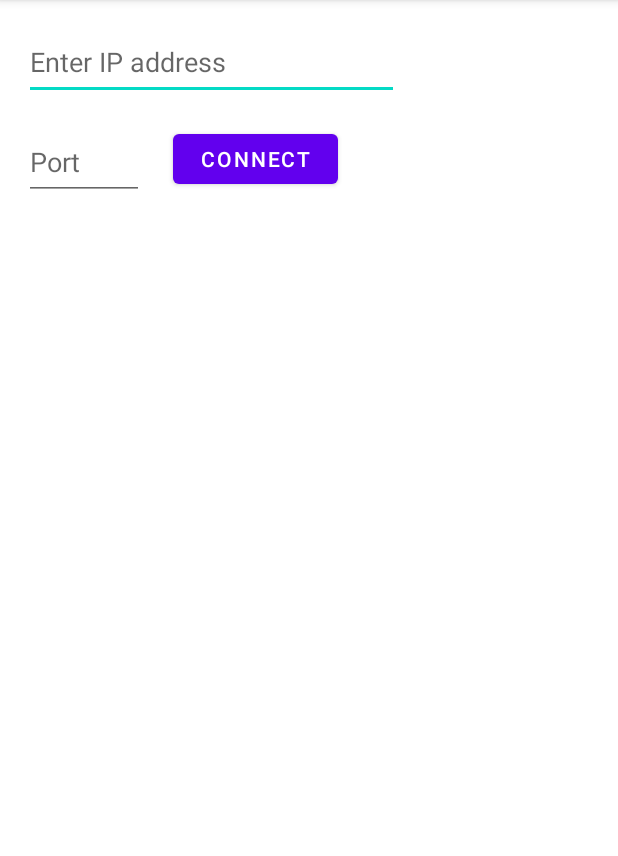
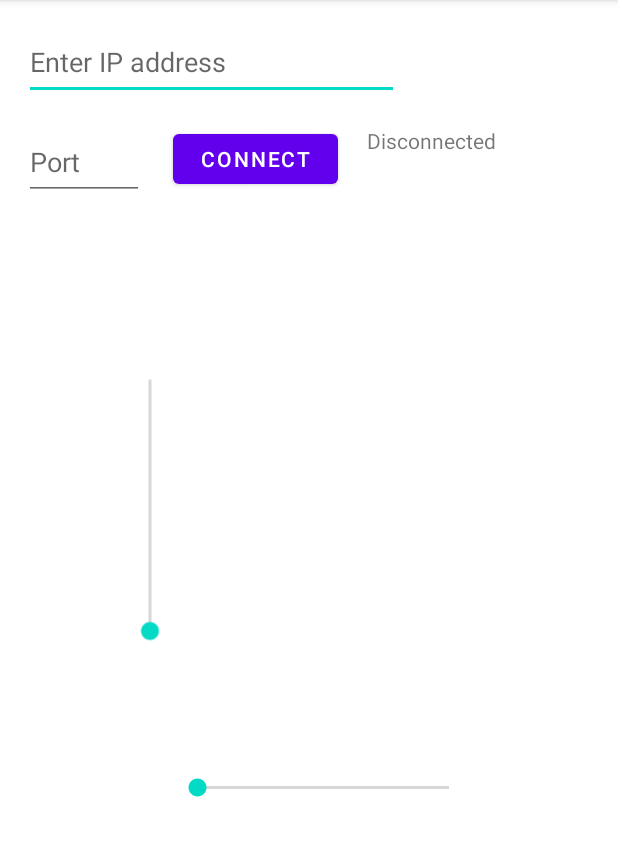
Before and after one commit to yahavz100/FlightGear-Android-App, an Android app: the screen it shows after launch (MainActivity), after a tap on "CONNECT", on a phone screen of 412 x 824 dp, the part 84-940 px from its top. Run offline under Robolectric (Android 15) with nearby library versions, the phone set to English and light mode, and no system bars; 1 statement that could not run was skipped.

Commit message:
Added seekbars for rudder and throttle, need to find solution for connectionstatus. Next joystick.

```diff
--- a/app/build.gradle
+++ b/app/build.gradle
@@ -36,7 +36,7 @@ dependencies {
     implementation 'androidx.appcompat:appcompat:1.3.0'
     implementation 'com.google.android.material:material:1.3.0'
     implementation 'androidx.constraintlayout:constraintlayout:2.0.4'
-    testImplementation 'junit:junit:4.+'
+    testImplementation 'junit:junit:4.13.2'
     androidTestImplementation 'androidx.test.ext:junit:1.1.2'
     androidTestImplementation 'androidx.test.espresso:espresso-core:3.3.0'
 }
--- a/app/src/main/java/com/example/javaflightgearandroidapp/MainActivity.java
+++ b/app/src/main/java/com/example/javaflightgearandroidapp/MainActivity.java
@@ -2,30 +2,88 @@ package com.example.javaflightgearandroidapp;
 
 import androidx.appcompat.app.AppCompatActivity;
 
-import android.content.Intent;
 import android.os.Bundle;
+import android.os.Handler;
 import android.view.View;
 import android.widget.EditText;
+import android.widget.SeekBar;
 import android.widget.TextView;
 
 import com.example.javaflightgearandroidapp.Model.ActiveClientModel;
 import com.example.javaflightgearandroidapp.Model.Client;
 import com.example.javaflightgearandroidapp.Model.IClient;
-import com.example.javaflightgearandroidapp.ViewModel.ConnectionViewModel;
+import com.example.javaflightgearandroidapp.ViewModel.ClientViewModel;
+
+import java.util.Timer;
+import java.util.TimerTask;
 
 public class MainActivity extends AppCompatActivity {
+    private IClient cm = new Client();
+    private ActiveClientModel acm = new ActiveClientModel(cm);
+    private ClientViewModel cvm = new ClientViewModel(acm);
 
     @Override
     protected void onCreate(Bundle savedInstanceState) {
         super.onCreate(savedInstanceState);
         setContentView(R.layout.activity_main);
+
+        //Create connection status TextView
+        TextView connectionStatusTV = (TextView) findViewById(R.id.connectionStatusTextView);
+        connectionStatusTV.setText(cm.getConnectionStatus());
+
+        int period = 1000;  //todo invoke disconnect or add status button?
+        new Timer().scheduleAtFixedRate(new TimerTask() {
+            @Override
+            public void run() {
+                connectionStatusTV.setText(cm.getConnectionStatus());//todo maybe run connect?
+            }
+        }, 0, period);
+
+        //Create throttle SeekBar
+        SeekBar throttleSeekBar = (SeekBar) findViewById(R.id.throttleSeekBar);
+        throttleSeekBar.setOnSeekBarChangeListener(new SeekBar.OnSeekBarChangeListener() {
+            @Override
+            public void onProgressChanged(SeekBar seekBar, int i, boolean b) {
+                String command = "Throttle";
+                float progress = (float) i / 100;
+                cvm.send(command, progress);
+            }
+
+            @Override
+            public void onStartTrackingTouch(SeekBar seekBar) {
+
+            }
+
+            @Override
+            public void onStopTrackingTouch(SeekBar seekBar) {
+
+            }
+        });
+
+        //Create rudder SeekBar
+        SeekBar rudderSeekBar = (SeekBar) findViewById(R.id.rudderSeekBar);
+        rudderSeekBar.setOnSeekBarChangeListener(new SeekBar.OnSeekBarChangeListener() {
+            @Override
+            public void onProgressChanged(SeekBar seekBar, int i, boolean b) {
+                String command = "Rudder";
+                float progress = (float) (i - 50) / 100;
+                cvm.send(command, progress);
+            }
+
+            @Override
+            public void onStartTrackingTouch(SeekBar seekBar) {
+
+            }
+
+            @Override
+            public void onStopTrackingTouch(SeekBar seekBar) {
+
+            }
+        });
     }
 
+    //Function connect to FlightGear server when button connect is clicked
     public void connectToServer(View view) {
-        IClient cm = new Client();
-        ActiveClientModel acm = new ActiveClientModel(cm);
-        ConnectionViewModel cvm = new ConnectionViewModel(acm);
-
         EditText ipEditText = (EditText) findViewById(R.id.IPAddress);
         String ipVal = ipEditText.getText().toString().trim();
 
@@ -35,4 +93,5 @@ public class MainActivity extends AppCompatActivity {
 
         cvm.connect(ipVal, intPortVal);
     }
+
 }
--- a/app/src/main/java/com/example/javaflightgearandroidapp/Model/ActiveClientModel.java
+++ b/app/src/main/java/com/example/javaflightgearandroidapp/Model/ActiveClientModel.java
@@ -43,7 +43,7 @@ public class ActiveClientModel {
         } catch(Exception e) { }
     }
 
-    public void write(String command, int value) {
+    public void write(String command, float value) {
         try {
             dispatchQueue.put(new Runnable() {
                 @Override
--- a/app/src/main/java/com/example/javaflightgearandroidapp/Model/Client.java
+++ b/app/src/main/java/com/example/javaflightgearandroidapp/Model/Client.java
@@ -16,10 +16,10 @@ public class Client implements IClient{
         connectionStatus = "Disconnected";
         accessServer = new Socket();
         axes = new HashMap<>();
-        axes.put("Aileron", "set/controls/flight/aileron");
-        axes.put("Elevator","set/controls/flight/elevator");
-        axes.put("Rudder", "set/controls/flight/rudder");
-        axes.put("Throttle", "set/controls/flight/current-engine/throttle");
+        axes.put("Aileron", "set /controls/flight/aileron ");
+        axes.put("Elevator","set /controls/flight/elevator ");
+        axes.put("Rudder", "set /controls/flight/rudder ");
+        axes.put("Throttle", "set /controls/engines/current-engine/throttle ");
     }
 
     /*Function attempt to connect to server according to given IPAddress and Port, in a case
@@ -28,7 +28,7 @@ public class Client implements IClient{
     @Override
     public void connect(String IPAddress, int port) {
         //Check if already connected to a server
-        if(connectionStatus.equals("Connected")) {
+        if(getConnectionStatus().equals("Connected")) {
             disconnect();
         }
         //Attempt to connect to server via socket, defined timeout of 10 seconds
@@ -39,6 +39,7 @@ public class Client implements IClient{
         } catch (Exception e) {
             disconnect();
         }
+        System.out.println(connectionStatus);
     }
 
     /*Function attempt to disconnect from current connected server, if done successfully changes
@@ -47,7 +48,7 @@ public class Client implements IClient{
     @Override
     public void disconnect() {
         //Check if already not connected to any server
-        if (connectionStatus.equals("Disconnected")) {
+        if (getConnectionStatus().equals("Disconnected")) {
             return;
         }
         //Attempt to disconnect from server
@@ -66,7 +67,7 @@ public class Client implements IClient{
      * synchronized for safe writing, catch Exception and do nothing
      */
     @Override
-    public void write(String command, int value) {
+    public void write(String command, float value) {
         PrintWriter outputWriter;
         try {
             outputWriter = new PrintWriter(accessServer.getOutputStream(), true);
@@ -75,4 +76,10 @@ public class Client implements IClient{
             outputWriter.flush();
         } catch(Exception e) { }
     }
+
+    @Override
+    public String getConnectionStatus() {
+        return connectionStatus;
+    }
+
 }
--- a/app/src/main/java/com/example/javaflightgearandroidapp/Model/IClient.java
+++ b/app/src/main/java/com/example/javaflightgearandroidapp/Model/IClient.java
@@ -3,5 +3,6 @@ package com.example.javaflightgearandroidapp.Model;
 public interface IClient {
     void connect(String IPAddress, int port);
     void disconnect();
-    void write(String command, int value);
+    void write(String command, float value);
+    String getConnectionStatus();
 }
--- a/app/src/main/java/com/example/javaflightgearandroidapp/ViewModel/ConnectionViewModel.java
+++ b/app/src/main/java/com/example/javaflightgearandroidapp/ViewModel/ClientViewModel.java
@@ -4,11 +4,11 @@ import androidx.lifecycle.MutableLiveData;
 
 import com.example.javaflightgearandroidapp.Model.ActiveClientModel;
 
-public class ConnectionViewModel {
+public class ClientViewModel {
     private ActiveClientModel activeClientModel;
     //public MutableLiveData<String> propertyConnectionStatus;
 
-    public ConnectionViewModel(ActiveClientModel activeClientModel) {
+    public ClientViewModel(ActiveClientModel activeClientModel) {
         this.activeClientModel = activeClientModel;
     }
 
@@ -19,4 +19,8 @@ public class ConnectionViewModel {
     public void disconnect() {
         activeClientModel.assembleDisconnection();
     }
+
+    public void send(String command, float value) {
+        activeClientModel.write(command, value);
+    }
 }
--- a/app/src/main/res/layout/activity_main.xml
+++ b/app/src/main/res/layout/activity_main.xml
@@ -1,5 +1,6 @@
 <?xml version="1.0" encoding="utf-8"?>
 <androidx.constraintlayout.widget.ConstraintLayout xmlns:app="http://schemas.android.com/apk/res-auto"
+    xmlns:tools="http://schemas.android.com/tools"
     android:layout_width="match_parent"
     android:layout_height="match_parent"
     xmlns:android="http://schemas.android.com/apk/res/android">
@@ -54,4 +55,27 @@
         app:layout_constraintTop_toTopOf="parent"
         app:layout_constraintVertical_bias="0.116" />
 
+    <SeekBar
+        android:id="@+id/throttleSeekBar"
+        android:layout_width="200dp"
+        android:layout_height="30dp"
+        android:rotation="270"
+        app:layout_constraintBottom_toBottomOf="parent"
+        app:layout_constraintEnd_toEndOf="parent"
+        app:layout_constraintHorizontal_bias="0.0"
+        app:layout_constraintStart_toStartOf="parent"
+        app:layout_constraintTop_toTopOf="parent"
+        app:layout_constraintVertical_bias="0.436" />
+
+    <SeekBar
+        android:id="@+id/rudderSeekBar"
+        android:layout_width="200dp"
+        android:layout_height="30dp"
+        app:layout_constraintBottom_toBottomOf="parent"
+        app:layout_constraintEnd_toEndOf="parent"
+        app:layout_constraintHorizontal_bias="0.545"
+        app:layout_constraintStart_toStartOf="parent"
+        app:layout_constraintTop_toTopOf="parent"
+        app:layout_constraintVertical_bias="0.691" />
+
 </androidx.constraintlayout.widget.ConstraintLayout>
```
